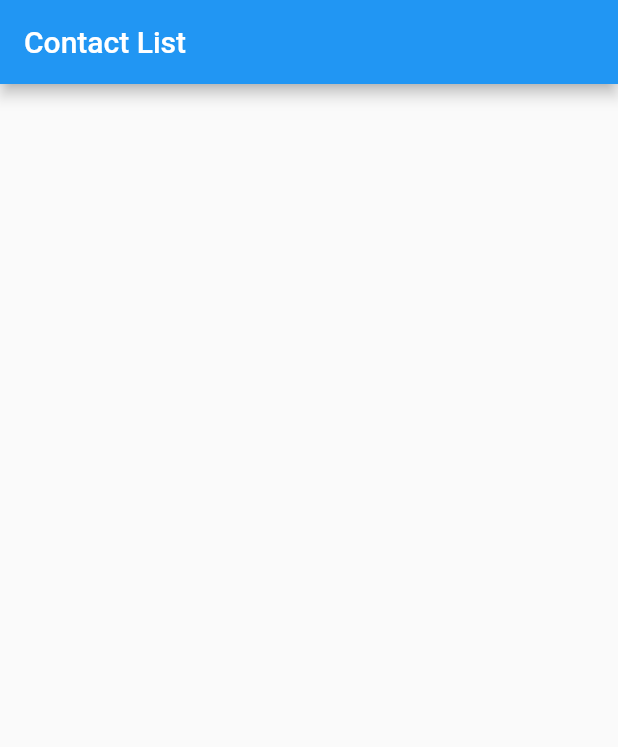
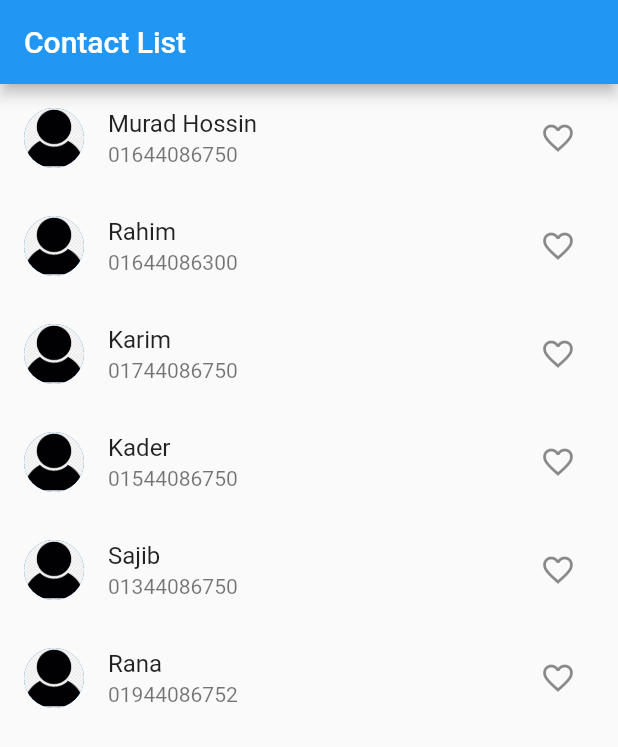
Before and after one commit to muradhossin/contact_app, a Flutter app: the screen it shows after launch, on a phone screen of 412 x 824 dp. Shown: the top 747 px of the screen. Run offline on Flutter 3.47's test engine with Material 2 defaults, Android fonts, the phone set to English and light mode, and no system bars.

Commit message:
contact item

```diff
--- /dev/null
+++ b/lib/customwidgets/contact_item.dart
@@ -0,0 +1,24 @@
+import 'package:contact_app/models/contact_model.dart';
+import 'package:flutter/material.dart';
+
+class ContactItem extends StatelessWidget {
+  final ContactModel contact;
+  const ContactItem({Key? key, required this.contact}) : super(key: key);
+
+  @override
+  Widget build(BuildContext context) {
+    return ListTile(
+      leading: CircleAvatar(
+        backgroundImage: AssetImage(contact.image!),
+      ),
+      title: Text(contact.name),
+      subtitle: Text(contact.mobile),
+      trailing: IconButton(
+        icon: Icon(contact.favorite? Icons.favorite : Icons.favorite_border),
+        onPressed: (){
+
+        },
+      ),
+    );
+  }
+}
--- a/lib/main.dart
+++ b/lib/main.dart
@@ -1,4 +1,4 @@
-import 'dart:js';
+
 
 import 'package:contact_app/pages/details_page.dart';
 import 'package:contact_app/pages/home_page.dart';
--- a/lib/pages/home_page.dart
+++ b/lib/pages/home_page.dart
@@ -1,4 +1,7 @@
+import 'package:contact_app/customwidgets/contact_item.dart';
+import 'package:contact_app/provider/contact_provider.dart';
 import 'package:flutter/material.dart';
+import 'package:provider/provider.dart';
 
 class HomePage extends StatefulWidget {
   const HomePage({Key? key}) : super(key: key);
@@ -12,7 +15,17 @@ class _HomePageState extends State<HomePage> {
   Widget build(BuildContext context) {
     return Scaffold(
       appBar: AppBar(
-        title: Text('Contact List'),
+        title: const Text('Contact List'),
+      ),
+      body: Consumer<ContactProvider>(
+        builder: (context, provider, child) =>
+        ListView.builder(
+          itemCount: provider.contactList.length,
+          itemBuilder: (context, index){
+            final contact = provider.contactList[index];
+            return ContactItem(contact: contact);
+          },
+        ),
       ),
     );
   }
--- a/lib/provider/contact_provider.dart
+++ b/lib/provider/contact_provider.dart
@@ -1,5 +1,63 @@
 import 'package:flutter/material.dart';
 
-class ContactProvider extends ChangeNotifier{
+import '../models/contact_model.dart';
 
+class ContactProvider extends ChangeNotifier {
+  List<ContactModel> contactList = [
+    ContactModel(
+      id: 1,
+      name: 'Murad Hossin',
+      mobile: '01644086750',
+      email: 'murad15-2547@diu.edu.bd',
+      website: 'www.muradhossin.me',
+      streetAddress: 'Ashulia',
+      image: 'images/personicon.png',
+
+    ),
+    ContactModel(
+      id: 2,
+      name: 'Rahim',
+      mobile: '01644086300',
+      email: 'rahim@diu.edu.bd',
+      website: 'www.rahim.me',
+      streetAddress: 'Mirpur',
+      image: 'images/personicon.png',
+    ),
+    ContactModel(
+      id: 3,
+      name: 'Karim',
+      mobile: '01744086750',
+      email: 'karim@diu.edu.bd',
+      website: 'www.karim.me',
+      streetAddress: 'Uttara',
+      image: 'images/personicon.png',
+    ),
+    ContactModel(
+      id: 4,
+      name: 'Kader',
+      mobile: '01544086750',
+      email: 'kader@diu.edu.bd',
+      website: 'www.kader.me',
+      streetAddress: 'Baridhara',
+      image: 'images/personicon.png',
+    ),
+    ContactModel(
+      id: 5,
+      name: 'Sajib',
+      mobile: '01344086750',
+      email: 'sajib@diu.edu.bd',
+      website: 'www.sajib.me',
+      streetAddress: 'Dhanmondi',
+      image: 'images/personicon.png',
+    ),
+    ContactModel(
+      id: 6,
+      name: 'Rana',
+      mobile: '01944086752',
+      email: 'rana@diu.edu.bd',
+      website: 'www.rana.me',
+      streetAddress: 'Savar',
+      image: 'images/personicon.png',
+    ),
+  ];
 }
--- a/pubspec.yaml
+++ b/pubspec.yaml
@@ -61,9 +61,9 @@ flutter:
   uses-material-design: true
 
   # To add assets to your application, add an assets section, like this:
-  # assets:
-  #   - images/a_dot_burr.jpeg
-  #   - images/a_dot_ham.jpeg
+  assets:
+    - images/
+
 
   # An image asset can refer to one or more resolution-specific "variants", see
   # https://flutter.dev/assets-and-images/#resolution-aware
```
Also changed, not shown: images/personicon.png (added).
